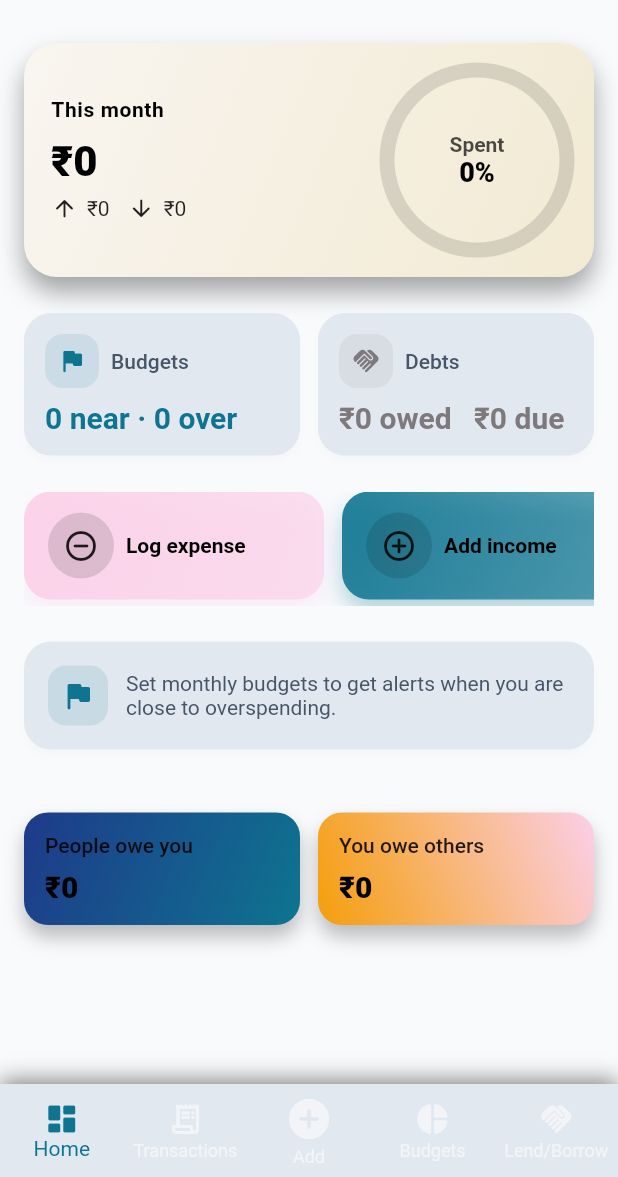
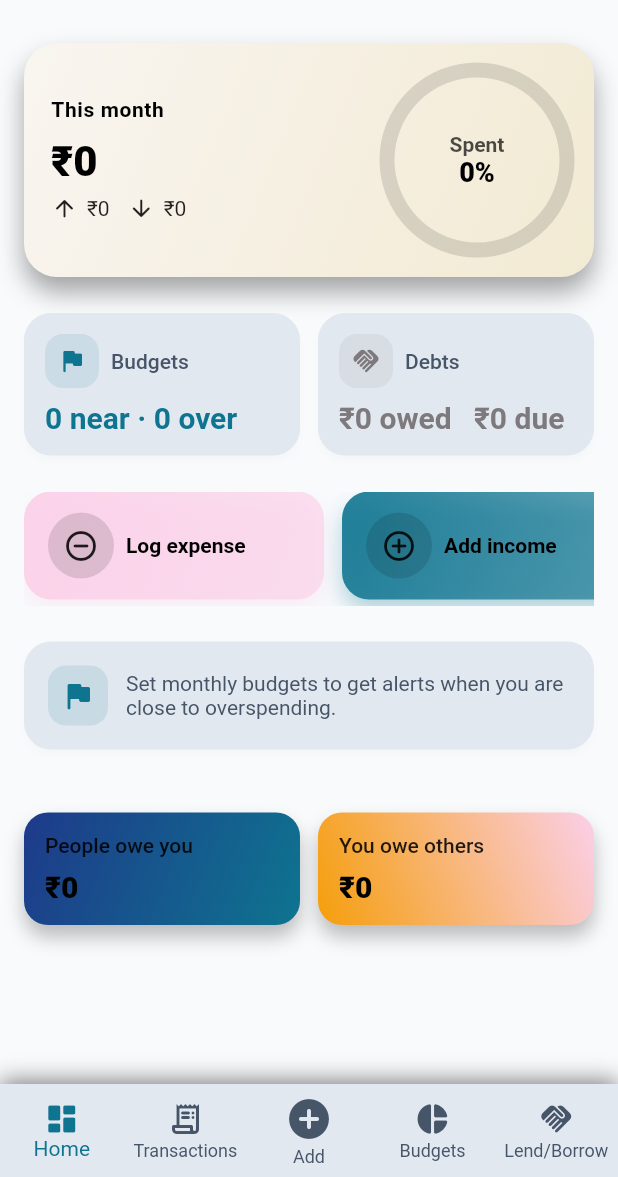
Before and after one commit to Albert-Alosious/spendy, a Flutter app: the screen it shows after launch, on a phone screen of 412 x 824 dp, the part 59-1236 px from its top. Run offline on Flutter 3.47's test engine with Material 3 defaults, Android fonts, the phone set to English and light mode, and no system bars; our stand-ins replace fl_chart, flutter_local_notifications, flutter_riverpod, hive, hive_flutter; accounts and stored records are empty.

Commit message:
nottom bar into seperate color

```diff
--- a/lib/main.dart
+++ b/lib/main.dart
@@ -95,7 +95,7 @@ class _SpendWiserAppState extends ConsumerState<SpendWiserApp> {
         backgroundColor: Colors.transparent,
         elevation: 0,
         selectedItemColor: AppTheme.accentTeal,
-        unselectedItemColor: Colors.white54,
+        unselectedItemColor: AppTheme.textSecondary,
         items: const [
           BottomNavigationBarItem(icon: Icon(Icons.dashboard_rounded), label: 'Home'),
           BottomNavigationBarItem(icon: Icon(Icons.receipt_long_rounded), label: 'Transactions'),
```
